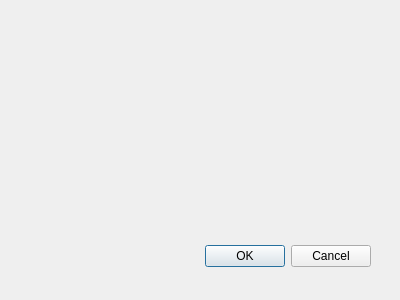
kkadin/pythons, file qt_ui/test.ui: the form before one commit.
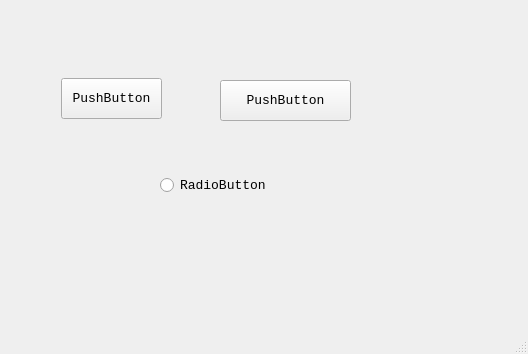
The form after the commit.

Commit message: font size changed

The edit to the form file:
```diff
--- a/qt_ui/test.ui
+++ b/qt_ui/test.ui
@@ -1,34 +1,91 @@
 <?xml version="1.0" encoding="UTF-8"?>
 <ui version="4.0">
- <class>Dialog</class>
- <widget class="QDialog" name="Dialog">
+ <class>MainWindow</class>
+ <widget class="QMainWindow" name="MainWindow">
   <property name="geometry">
    <rect>
     <x>0</x>
     <y>0</y>
-    <width>400</width>
-    <height>300</height>
+    <width>528</width>
+    <height>354</height>
    </rect>
   </property>
   <property name="windowTitle">
    <string>Dialog</string>
   </property>
-  <widget class="QDialogButtonBox" name="buttonBox">
+  <widget class="QWidget" name="centralwidget">
+   <widget class="QPushButton" name="pushButton">
+    <property name="geometry">
+     <rect>
+      <x>61</x>
+      <y>78</y>
+      <width>101</width>
+      <height>41</height>
+     </rect>
+    </property>
+    <property name="font">
+     <font>
+      <family>Courier New</family>
+      <pointsize>10</pointsize>
+      <kerning>false</kerning>
+     </font>
+    </property>
+    <property name="text">
+     <string>PushButton</string>
+    </property>
+   </widget>
+   <widget class="QRadioButton" name="radioButton">
+    <property name="geometry">
+     <rect>
+      <x>160</x>
+      <y>160</y>
+      <width>171</width>
+      <height>51</height>
+     </rect>
+    </property>
+    <property name="font">
+     <font>
+      <family>Courier New</family>
+      <pointsize>10</pointsize>
+      <kerning>false</kerning>
+     </font>
+    </property>
+    <property name="text">
+     <string>RadioButton</string>
+    </property>
+   </widget>
+   <widget class="QPushButton" name="pushButton_2">
+    <property name="geometry">
+     <rect>
+      <x>220</x>
+      <y>80</y>
+      <width>131</width>
+      <height>41</height>
+     </rect>
+    </property>
+    <property name="font">
+     <font>
+      <family>Courier New</family>
+      <pointsize>10</pointsize>
+      <kerning>false</kerning>
+     </font>
+    </property>
+    <property name="text">
+     <string>PushButton</string>
+    </property>
+   </widget>
+  </widget>
+  <widget class="QMenuBar" name="menubar">
    <property name="geometry">
     <rect>
-     <x>30</x>
-     <y>240</y>
-     <width>341</width>
-     <height>32</height>
+     <x>0</x>
+     <y>0</y>
+     <width>528</width>
+     <height>20</height>
     </rect>
    </property>
-   <property name="orientation">
-    <enum>Qt::Horizontal</enum>
-   </property>
-   <property name="standardButtons">
-    <set>QDialogButtonBox::Cancel|QDialogButtonBox::Ok</set>
-   </property>
   </widget>
+  <widget class="QStatusBar" name="statusbar"/>
  </widget>
  <resources/>
  <connections>
```
Left out of the diff: 37 changed lines with no effect on the pictures. The commit also changes 1 other file.
